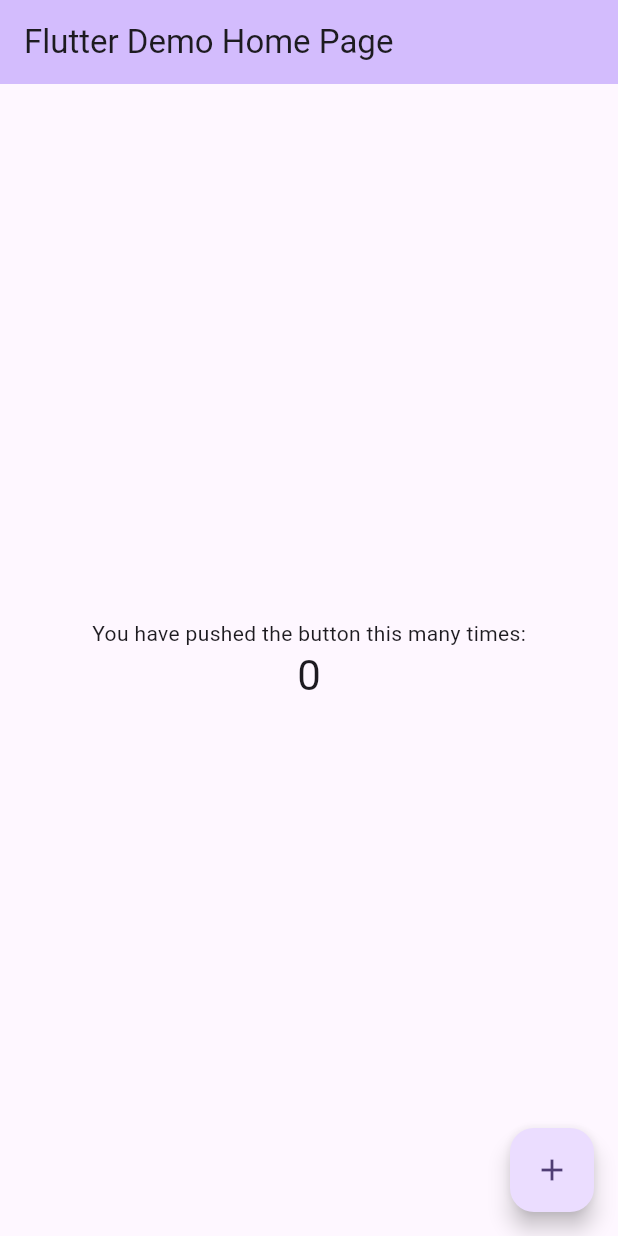
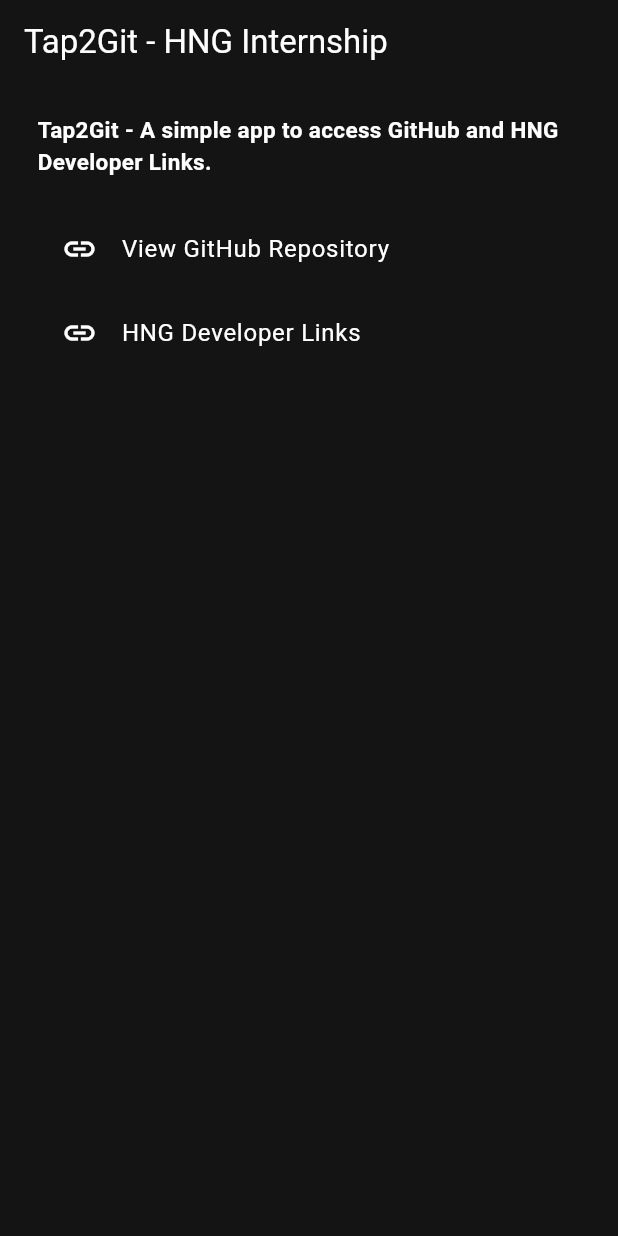
Before and after one commit to InemesitMatthew/HNG-Internship-, a Flutter app: the screen it shows after launch, on a phone screen of 412 x 824 dp. Run offline on Flutter 3.47's test engine with Material 3 defaults, Android fonts, the phone set to English and light mode, and no system bars.

Commit message:
Fix URL launching issue

```diff
--- /dev/null
+++ b/Task0-GitSetup/tap2git/lib/components/link_tiles.dart
@@ -0,0 +1,25 @@
+import 'package:flutter/material.dart';
+
+class LinkTiles extends StatelessWidget {
+  final String title;
+  final IconData icon;
+  final VoidCallback onTap;
+
+  const LinkTiles({
+    super.key,
+    required this.title,
+    required this.icon,
+    required this.onTap,
+  });
+
+  @override
+  Widget build(BuildContext context) {
+    return GestureDetector(
+      onTap: onTap,
+      child: ListTile(
+        leading: Icon(icon),
+        title: Text(title),
+      ),
+    );
+  }
+}
--- a/Task0-GitSetup/tap2git/lib/main.dart
+++ b/Task0-GitSetup/tap2git/lib/main.dart
@@ -1,4 +1,6 @@
 import 'package:flutter/material.dart';
+import 'pages/home_page.dart';
+import 'themes/theme.dart';
 
 void main() {
   runApp(const MyApp());
@@ -7,119 +9,12 @@
 class MyApp extends StatelessWidget {
   const MyApp({super.key});
 
-  // This widget is the root of your application.
   @override
   Widget build(BuildContext context) {
     return MaterialApp(
-      title: 'Flutter Demo',
-      theme: ThemeData(
-        // This is the theme of your application.
-        //
-        // TRY THIS: Try running your application with "flutter run". You'll see
-        // the application has a purple toolbar. Then, without quitting the app,
-        // try changing the seedColor in the colorScheme below to Colors.green
-        // and then invoke "hot reload" (save your changes or press the "hot
-        // reload" button in a Flutter-supported IDE, or press "r" if you used
-        // the command line to start the app).
-        //
-        // Notice that the counter didn't reset back to zero; the application
-        // state is not lost during the reload. To reset the state, use hot
-        // restart instead.
-        //
-        // This works for code too, not just values: Most code changes can be
-        // tested with just a hot reload.
-        colorScheme: ColorScheme.fromSeed(seedColor: Colors.deepPurple),
-        useMaterial3: true,
-      ),
-      home: const MyHomePage(title: 'Flutter Demo Home Page'),
+      debugShowCheckedModeBanner: false,
+      home: const HomePage(),
+      theme: darkMode,
     );
   }
 }
-
-class MyHomePage extends StatefulWidget {
-  const MyHomePage({super.key, required this.title});
-
-  // This widget is the home page of your application. It is stateful, meaning
-  // that it has a State object (defined below) that contains fields that affect
-  // how it looks.
-
-  // This class is the configuration for the state. It holds the values (in this
-  // case the title) provided by the parent (in this case the App widget) and
-  // used by the build method of the State. Fields in a Widget subclass are
-  // always marked "final".
-
-  final String title;
-
-  @override
-  State<MyHomePage> createState() => _MyHomePageState();
-}
-
-class _MyHomePageState extends State<MyHomePage> {
-  int _counter = 0;
-
-  void _incrementCounter() {
-    setState(() {
-      // This call to setState tells the Flutter framework that something has
-      // changed in this State, which causes it to rerun the build method below
-      // so that the display can reflect the updated values. If we changed
-      // _counter without calling setState(), then the build method would not be
-      // called again, and so nothing would appear to happen.
-      _counter++;
-    });
-  }
-
-  @override
-  Widget build(BuildContext context) {
-    // This method is rerun every time setState is called, for instance as done
-    // by the _incrementCounter method above.
-    //
-    // The Flutter framework has been optimized to make rerunning build methods
-    // fast, so that you can just rebuild anything that needs updating rather
-    // than having to individually change instances of widgets.
-    return Scaffold(
-      appBar: AppBar(
-        // TRY THIS: Try changing the color here to a specific color (to
-        // Colors.amber, perhaps?) and trigger a hot reload to see the AppBar
-        // change color while the other colors stay the same.
-        backgroundColor: Theme.of(context).colorScheme.inversePrimary,
-        // Here we take the value from the MyHomePage object that was created by
-        // the App.build method, and use it to set our appbar title.
-        title: Text(widget.title),
-      ),
-      body: Center(
-        // Center is a layout widget. It takes a single child and positions it
-        // in the middle of the parent.
-        child: Column(
-          // Column is also a layout widget. It takes a list of children and
-          // arranges them vertically. By default, it sizes itself to fit its
-          // children horizontally, and tries to be as tall as its parent.
-          //
-          // Column has various properties to control how it sizes itself and
-          // how it positions its children. Here we use mainAxisAlignment to
-          // center the children vertically; the main axis here is the vertical
-          // axis because Columns are vertical (the cross axis would be
-          // horizontal).
-          //
-          // TRY THIS: Invoke "debug painting" (choose the "Toggle Debug Paint"
-          // action in the IDE, or press "p" in the console), to see the
-          // wireframe for each widget.
-          mainAxisAlignment: MainAxisAlignment.center,
-          children: <Widget>[
-            const Text(
-              'You have pushed the button this many times:',
-            ),
-            Text(
-              '$_counter',
-              style: Theme.of(context).textTheme.headlineMedium,
-            ),
-          ],
-        ),
-      ),
-      floatingActionButton: FloatingActionButton(
-        onPressed: _incrementCounter,
-        tooltip: 'Increment',
-        child: const Icon(Icons.add),
-      ), // This trailing comma makes auto-formatting nicer for build methods.
-    );
-  }
-}
--- /dev/null
+++ b/Task0-GitSetup/tap2git/lib/pages/home_page.dart
@@ -0,0 +1,61 @@
+import 'package:flutter/material.dart';
+import 'package:url_launcher/url_launcher.dart';
+import '../components/link_tiles.dart';
+
+class HomePage extends StatelessWidget {
+  const HomePage({super.key});
+
+  // Function to launch URLs without unnecessary checks
+  // It takes a string URL, parses it into a Uri object, and attempts to open it
+  Future<void> _launchURL(String url) async {
+    final Uri uri = Uri.parse(url);
+
+    // Check if the URL can be launched, otherwise throw an exception
+    if (!await launchUrl(uri)) {
+      throw Exception('Could not launch $uri');
+    }
+  }
+
+  @override
+  Widget build(BuildContext context) {
+    return Scaffold(
+        // App bar with a title
+        appBar: AppBar(
+          title: const Text('Tap2Git - HNG Internship'),
+        ),
+        body: Padding(
+          padding: const EdgeInsets.only(left: 25.0, right: 25.0, top: 20.0),
+          child: Column(
+            crossAxisAlignment: CrossAxisAlignment.start,
+            children: [
+              // Description text for the app
+              const Text(
+                'Tap2Git - A simple app to access GitHub and HNG Developer Links.',
+                style: TextStyle(
+                  fontSize: 15,
+                  fontWeight: FontWeight.bold,
+                ),
+              ),
+
+              const SizedBox(height: 20), // Spacing
+
+              // List tile for the GitHub repository link
+              LinkTiles(
+                title: 'View GitHub Repository',
+                icon: Icons.link_outlined,
+                onTap: () => _launchURL(
+                    'https://github.com/InemesitMatthew/HNG-Internship-/tree/main/Task0-GitSetup'),
+              ),
+
+              // List tile for the HNG Developer page link
+              LinkTiles(
+                title: 'HNG Developer Links',
+                icon: Icons.link_outlined,
+                onTap: () =>
+                    _launchURL('http://hng.tech/hire/flutter-developers'),
+              ),
+            ],
+          ),
+        ));
+  }
+}
--- /dev/null
+++ b/Task0-GitSetup/tap2git/lib/themes/theme.dart
@@ -0,0 +1,15 @@
+import 'package:flutter/material.dart';
+
+
+// Defines the dark theme for the app
+ThemeData darkMode = ThemeData(
+  colorScheme: ColorScheme.dark(
+    surface: const Color.fromARGB(255, 20, 20, 20),
+    primary: const Color.fromARGB(255, 122, 122, 122),
+    secondary: const Color.fromARGB(255, 30, 30, 30),
+    tertiary: const Color.fromARGB(255, 47, 47, 47),
+    inversePrimary: Colors.grey.shade300,
+    // Add a consistent button color
+    primaryContainer: const Color(0xFF0D6EFD), // Slightly darker blue for dark mode
+  ),
+);
--- a/Task0-GitSetup/tap2git/pubspec.yaml
+++ b/Task0-GitSetup/tap2git/pubspec.yaml
@@ -35,6 +35,7 @@
   # The following adds the Cupertino Icons font to your application.
   # Use with the CupertinoIcons class for iOS style icons.
   cupertino_icons: ^1.0.8
+  url_launcher: ^6.3.1
 
 dev_dependencies:
   flutter_test:
```
Also changed, not shown: Task0-GitSetup/tap2git/lib/pages/url_test.dart (added, +35 -0 lines), 8 other files.
